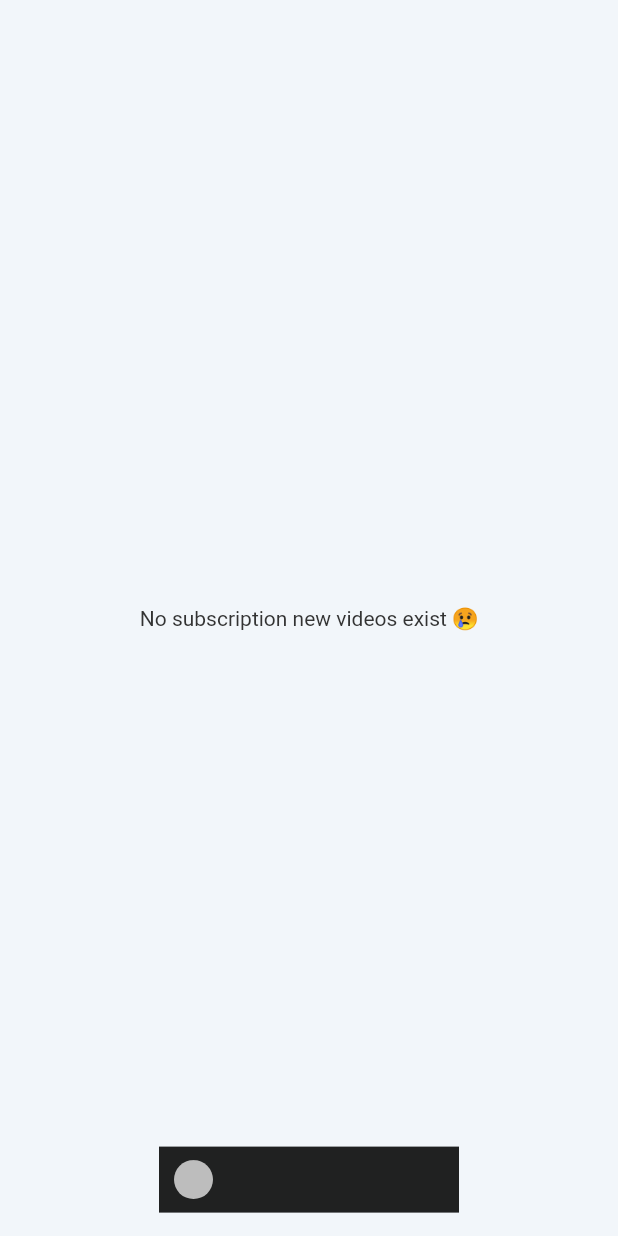
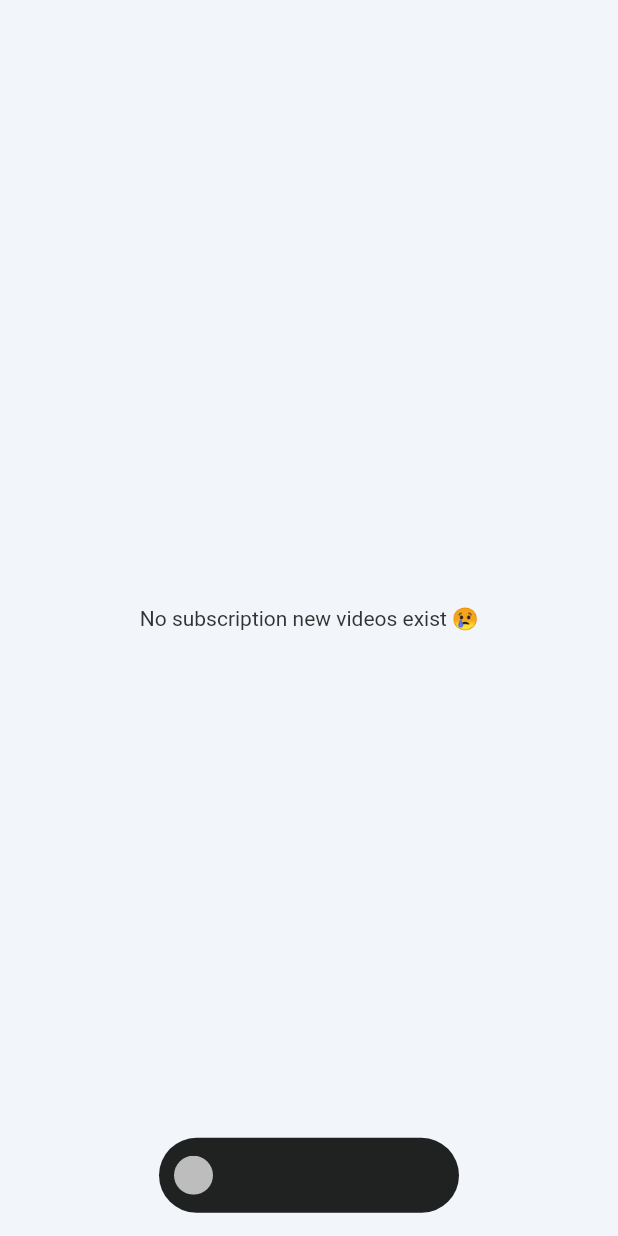
Before and after one commit to keyboardseokmin/look_around_youtube, a Flutter app: the MusicScreen screen opened directly, on a phone screen of 412 x 824 dp. Run offline on Flutter 3.47's test engine with Material 2 defaults, Android fonts, the phone set to English and light mode, and no system bars; our stand-ins replace cached_network_image, easy_localization, flutter_riverpod, flutter_spinkit, google_fonts, lottie and 2 more; missing offline and left inert: flutter_inappwebview; statements that could not run were skipped.

Commit message:
Animation 구현 중

```diff
--- a/lib/presentation/ui/music_screen.dart
+++ b/lib/presentation/ui/music_screen.dart
@@ -8,8 +8,6 @@ import 'package:youtube_player_flutter/youtube_player_flutter.dart';
 import '../../data/youtube_data.dart';
 import '../../provider/providers.dart';
 import '../app_colors.dart';
-
-final isFloatingButtonExpandedProvider = StateProvider<bool>((ref) => false);
 
 class MusicScreen extends ConsumerStatefulWidget {
   const MusicScreen({Key? key}) : super(key: key);
@@ -51,116 +49,8 @@ class MusicScreenState extends ConsumerState<MusicScreen> {
               ],
             ),
             videoList.isNotEmpty ? _buildPlayerButtons(context) : Container(),
-            Align(
-              alignment: Alignment(
-                Alignment.bottomCenter.x,
-                ref.watch(isFloatingButtonExpandedProvider) ?
-                  Alignment.bottomCenter.y :
-                  Alignment.bottomCenter.y - 0.04
-              ),
-              child: _buildBottomExpandedButton(context),
-            ),
+            const ExpandContainer(),
           ]
-        ),
-      ),
-    );
-  }
-
-  Widget _buildBottomExpandedButton(BuildContext context) {
-    final isExpanded = ref.watch(isFloatingButtonExpandedProvider);
-    final screenSize = MediaQuery.of(context).size;
-    return GestureDetector(
-      onTap: () {
-        ref.read(isFloatingButtonExpandedProvider.notifier).update((state) => !state);
-      },
-      child: SizedBox(
-        width: isExpanded ? screenSize.width : 200,
-        height: isExpanded ? 150 : 44,
-        child: Container(
-          color: Colors.black87,
-          child: Row(
-            children: [
-              const SizedBox(
-                width: 10,
-              ),
-              ref.watch(userProvider).photo == "" ?
-              ClipOval(
-                child: Container(
-                  width: 26,
-                  height: 26,
-                  color: Colors.white70,
-                ),
-              ) :
-              const SplashContainer(width: 26, height: 26, duration: 1),
-              // ClipOval(
-              //   child: CachedNetworkImage(
-              //     width: 26,
-              //     height: 26,
-              //     imageUrl: ref.read(userProvider).photo,
-              //     placeholder: (context, url) => const CircularProgressIndicator(),
-              //     errorWidget: (context, url, error) => const Icon(Icons.error),
-              //   ),
-              // ),
-            ],
-          ),
-        ),
-      ),
-    );
-  }
-
-  Widget _buildUserFloatingButton(BuildContext context) {
-    return FloatingActionButton.extended(
-      onPressed: () {
-        ref.watch(isFloatingButtonExpandedProvider.notifier).state = true;
-      },
-      backgroundColor: Colors.black87,
-      icon: ref.watch(userProvider.notifier).state.photo == "" ?
-        Container() :
-        ClipOval(
-          child: CachedNetworkImage(
-            width: 26,
-            height: 26,
-            imageUrl: ref.read(userProvider).photo,
-            placeholder: (context, url) => const CircularProgressIndicator(),
-            errorWidget: (context, url, error) => const Icon(Icons.error),
-          ),
-        ),
-      label: ref.watch(userProvider.notifier).state.nickname == "" ?
-        Container() :
-        Text(ref.read(userProvider).nickname),
-    );
-  }
-
-  Widget _buildUserInfoView() {
-    return GestureDetector(
-      onTap: () {
-        ref.watch(isFloatingButtonExpandedProvider.notifier).state = false;
-      },
-      child: Container(
-        decoration: const BoxDecoration(
-          borderRadius: BorderRadius.only(
-            topLeft: Radius.circular(20),
-            topRight: Radius.circular(20)
-          ),
-          color: Colors.black87
-        ),
-        child: Stack(
-          children: [
-            Align(
-              alignment: Alignment.centerLeft,
-              child: ref.watch(userProvider.notifier).state.photo == "" ?
-                Container() :
-                ClipOval(
-                  child: CachedNetworkImage(
-                    width: 26,
-                    height: 26,
-                    imageUrl: ref.read(userProvider).photo,
-                    placeholder: (context, url) => const CircularProgressIndicator(),
-                    errorWidget: (context, url, error) => const Icon(Icons.error),
-                  ),
-                ),
-            )
-          ],
         ),
       ),
     );
@@ -425,63 +315,73 @@ class _DraggableFloatingActionButtonState extends State<DraggableFloatingActionB
   }
 }
 
-class SplashContainer extends StatefulWidget {
-  const SplashContainer({
-    Key? key,
-    required this.width,
-    required this.height,
-    required this.duration,
-  }) : super(key: key);
-
-  final double width;
-  final double height;
-  final int duration;
+class ExpandContainer extends ConsumerStatefulWidget {
+  const ExpandContainer({Key? key}) : super(key: key);
 
   @override
-  State<SplashContainer> createState() => _SplashContainerState();
+  ExpandContainerState createState() => ExpandContainerState();
 }
 
-class _SplashContainerState extends State<SplashContainer> {
-  var scale = 1.0;
+class ExpandContainerState extends ConsumerState<ExpandContainer> {
+  var isExpanded = false;
+
+  @override
+  void initState() {
+    super.initState();
+  }
 
   @override
   Widget build(BuildContext context) {
-    Timer.periodic(const Duration(seconds: 1), (timer) {
-      setState(() {
-        scale = scale == 1.0 ? 0.5 : 1.0;
-      });
-    });
-
-    return Transform.scale(
-      scale: scale,
-      child: SizedBox(
-        width: widget.width,
-        height: widget.height,
-        child: Container(
-          color: Colors.white70,
+    final screenSize = MediaQuery.of(context).size;
+    return AnimatedAlign(
+      alignment: Alignment(
+        Alignment.bottomCenter.x,
+        isExpanded ? Alignment.bottomCenter.y : Alignment.bottomCenter.y - 0.04
+      ),
+      duration: const Duration(milliseconds: 100),
+      child: GestureDetector(
+        onTap: () {
+          setState(() {
+            isExpanded = !isExpanded;
+          });
+        },
+        child: AnimatedContainer(
+          width: isExpanded ? screenSize.width : 200,
+          height: isExpanded ? 140 : 50,
+          duration: const Duration(milliseconds: 100),
+          decoration: BoxDecoration(
+            color: Colors.black87,
+            borderRadius: isExpanded ?
+            const BorderRadius.only(topLeft: Radius.circular(16), topRight: Radius.circular(16)) :
+            const BorderRadius.all(Radius.circular(25))
+          ),
+          curve: Curves.fastOutSlowIn,
+          child: Row(
+            children: [
+              const SizedBox(
+                width: 10,
+              ),
+              ref.watch(userProvider).photo == "" ?
+              ClipOval(
+                child: Container(
+                  width: 26,
+                  height: 26,
+                  color: Colors.white70,
+                ),
+              ) :
+              ClipOval(
+                child: CachedNetworkImage(
+                  width: 26,
+                  height: 26,
+                  imageUrl: ref.read(userProvider).photo,
+                  placeholder: (context, url) => const CircularProgressIndicator(),
+                  errorWidget: (context, url, error) => const Icon(Icons.error),
+                ),
+              ),
+            ],
+          ),
         ),
       ),
     );
   }
 }
-
-// class SplashContainer extends StatelessWidget {
-//   final double width;
-//   final double height;
-//   final int duration;
-//
-//   const SplashContainer({
-//     Key? key,
-//     required this.width,
-//     required this.height,
-//     required this.duration
-//   }) : super(key: key);
-//
-//   @override
-//   Widget build(BuildContext context) {
-//     return SizedBox(
-//       width: width,
-//       height: height,
-//     );
-//   }
-// }
```
